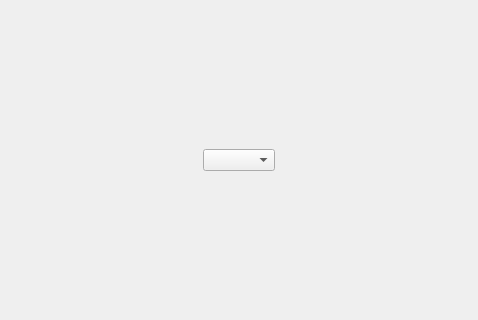
First picture: the form in Programmation/Application/Escape_Quiz_Projet_BTS/mainwindow.ui, repository BaptisteMagoni/Projet_escape_bts_7_quizz, before the edit; both pictures show x 0 to 478 and y 150 to 470 of the 478 by 621 pixel window.
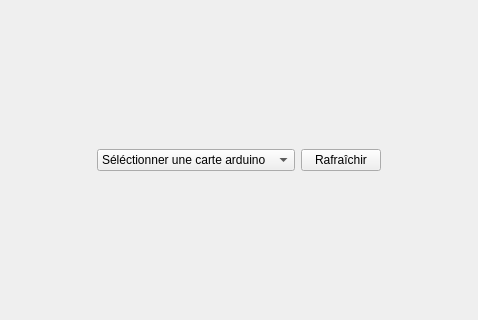
Second picture: the form after the edit.

Diff of the .ui file:
```diff
--- a/Programmation/Application/Escape_Quiz_Projet_BTS/mainwindow.ui
+++ b/Programmation/Application/Escape_Quiz_Projet_BTS/mainwindow.ui
@@ -71,7 +71,38 @@
         </spacer>
        </item>
        <item>
-        <widget class="QComboBox" name="comboBox_com"/>
+        <widget class="QComboBox" name="comboBox_com">
+         <property name="minimumSize">
+          <size>
+           <width>170</width>
+           <height>0</height>
+          </size>
+         </property>
+         <property name="sizeIncrement">
+          <size>
+           <width>0</width>
+           <height>0</height>
+          </size>
+         </property>
+         <property name="baseSize">
+          <size>
+           <width>0</width>
+           <height>0</height>
+          </size>
+         </property>
+         <item>
+          <property name="text">
+           <string>Séléctionner une carte arduino</string>
+          </property>
+         </item>
+        </widget>
+       </item>
+       <item>
+        <widget class="QPushButton" name="pushButton_refresh">
+         <property name="text">
+          <string>Rafraîchir</string>
+         </property>
+        </widget>
        </item>
        <item>
         <spacer name="espaceDroit">
```
